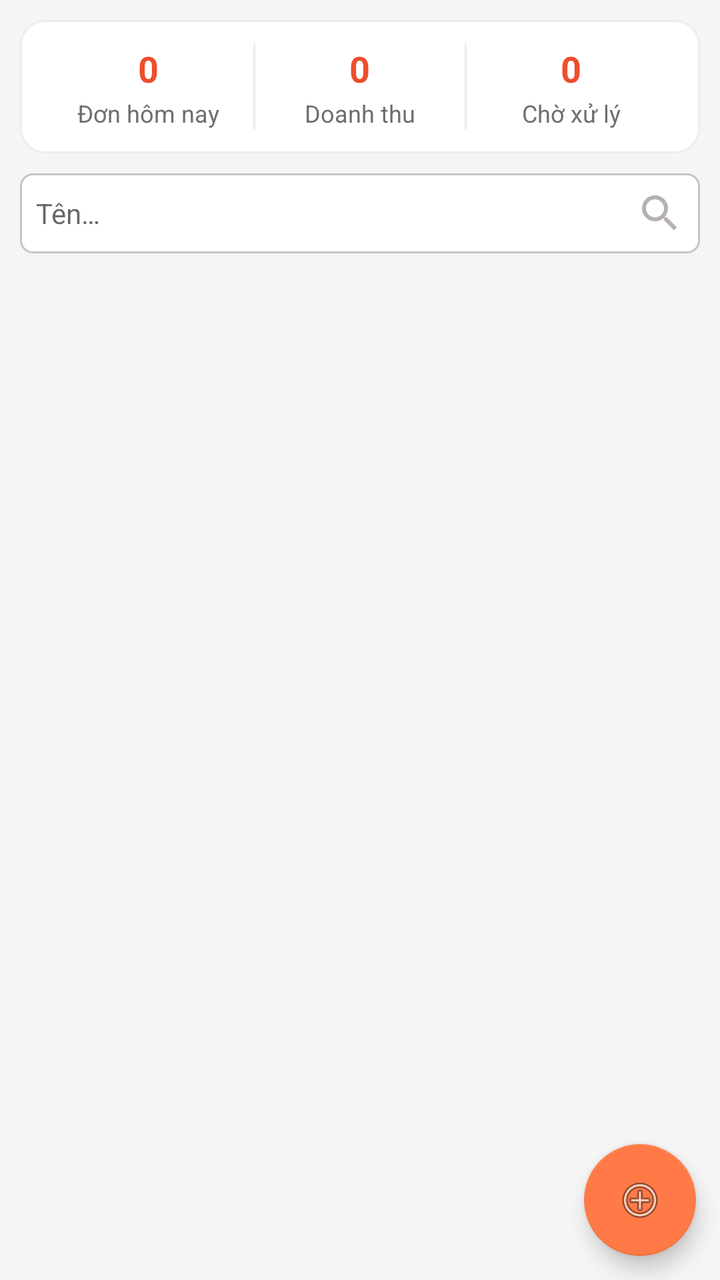
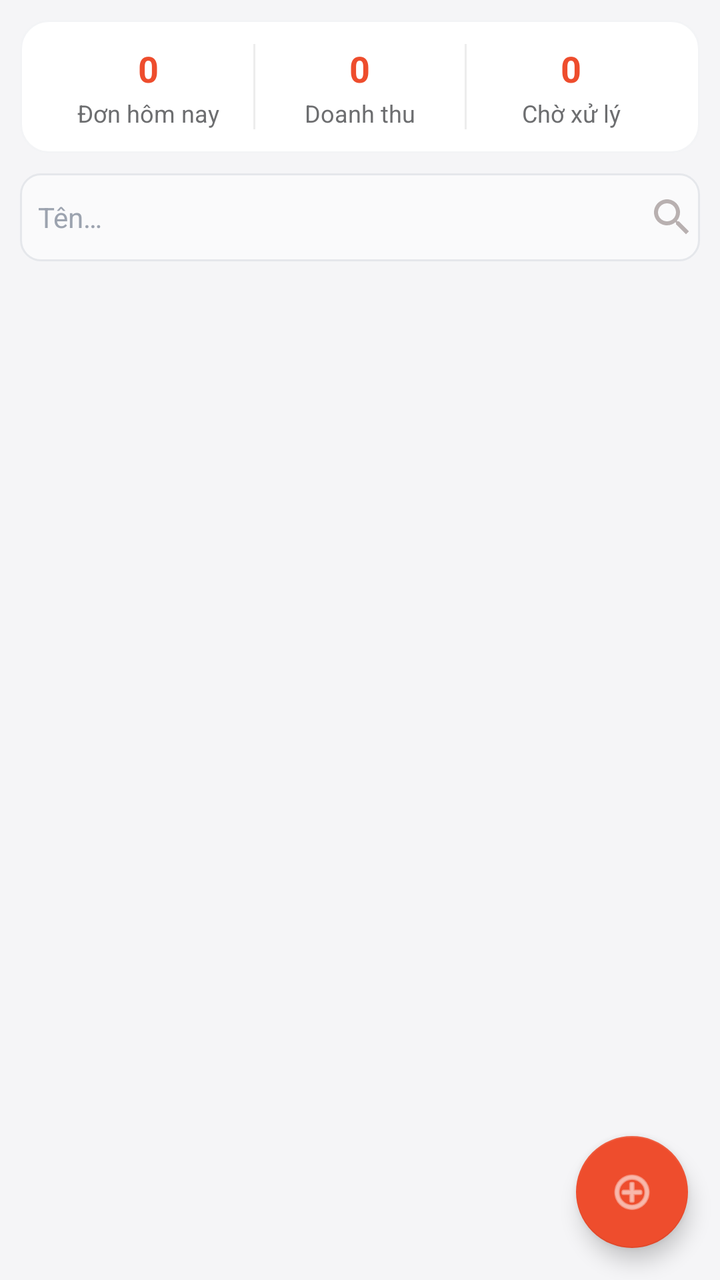

Compare the two renders of this Android layout. The source of the first and the diff that turns it into the second are given below.
<!-- AndroidManifest.xml: application theme AppTheme -->
<!-- res/layout/fragment_admin_home.xml -->
<?xml version="1.0" encoding="utf-8"?>
<RelativeLayout xmlns:android="http://schemas.android.com/apk/res/android"
    android:layout_width="match_parent"
    android:layout_height="match_parent"
    xmlns:tools="http://schemas.android.com/tools"
    android:background="@color/screenBackground">

    <LinearLayout
        android:id="@+id/layout_metrics"
        android:layout_width="match_parent"
        android:layout_height="wrap_content"
        android:layout_marginStart="@dimen/define_dimen_10"
        android:layout_marginTop="@dimen/define_dimen_10"
        android:layout_marginEnd="@dimen/define_dimen_10"
        android:orientation="horizontal"
        android:padding="@dimen/define_dimen_12"
        android:background="@drawable/bg_card_surface">

        <LinearLayout
            android:layout_width="0dp"
            android:layout_height="wrap_content"
            android:layout_weight="1"
            android:gravity="center"
            android:orientation="vertical">

            <TextView
                android:id="@+id/tv_today_orders"
                android:layout_width="wrap_content"
                android:layout_height="wrap_content"
                android:textColor="@color/brandOrange"
                android:textStyle="bold"
                android:text="0"
                android:textSize="@dimen/text_size_xnormal" />
            <TextView
                android:layout_width="wrap_content"
                android:layout_height="wrap_content"
                android:layout_marginTop="@dimen/define_dimen_2"
                android:text="@string/dashboard_today_orders"
                android:textColor="@color/textColorSecondary"
                android:textSize="@dimen/text_size_xsmall" />
        </LinearLayout>

        <View
            android:layout_width="1dp"
            android:layout_height="match_parent"
            android:background="@color/dividerColor" />

        <LinearLayout
            android:layout_width="0dp"
            android:layout_height="wrap_content"
            android:layout_weight="1"
            android:gravity="center"
            android:orientation="vertical">

            <TextView
                android:id="@+id/tv_today_revenue"
                android:layout_width="wrap_content"
                android:layout_height="wrap_content"
                android:textColor="@color/brandOrange"
                android:textStyle="bold"
                android:text="0"
                android:textSize="@dimen/text_size_xnormal" />
            <TextView
                android:layout_width="wrap_content"
                android:layout_height="wrap_content"
                android:layout_marginTop="@dimen/define_dimen_2"
                android:text="@string/dashboard_today_revenue"
                android:textColor="@color/textColorSecondary"
                android:textSize="@dimen/text_size_xsmall" />
        </LinearLayout>

        <View
            android:layout_width="1dp"
            android:layout_height="match_parent"
            android:background="@color/dividerColor" />

        <LinearLayout
            android:layout_width="0dp"
            android:layout_height="wrap_content"
            android:layout_weight="1"
            android:gravity="center"
            android:orientation="vertical">

            <TextView
                android:id="@+id/tv_pending_orders"
                android:layout_width="wrap_content"
                android:layout_height="wrap_content"
                android:textColor="@color/brandOrange"
                android:textStyle="bold"
                android:text="0"
                android:textSize="@dimen/text_size_xnormal" />
            <TextView
                android:layout_width="wrap_content"
                android:layout_height="wrap_content"
                android:layout_marginTop="@dimen/define_dimen_2"
                android:text="@string/dashboard_pending_orders"
                android:textColor="@color/textColorSecondary"
                android:textSize="@dimen/text_size_xsmall" />
        </LinearLayout>
    </LinearLayout>

    <RelativeLayout
        android:id="@+id/layout_search"
        android:layout_width="match_parent"
        android:layout_height="wrap_content"
        android:layout_below="@+id/layout_metrics"
        android:layout_marginStart="@dimen/define_dimen_10"
        android:layout_marginTop="@dimen/define_dimen_10"
        android:layout_marginEnd="@dimen/define_dimen_10"
        android:background="@drawable/bg_white_corner_6_border_gray"
        android:padding="@dimen/define_dimen_2">

        <EditText
            android:id="@+id/edt_search_name"
            android:layout_width="match_parent"
            android:layout_height="wrap_content"
            android:layout_centerVertical="true"
            android:layout_toStartOf="@+id/img_search"
            android:background="@color/white"
            android:hint="@string/hint_name"
            android:imeOptions="actionSearch"
            android:inputType="text"
            android:padding="@dimen/define_dimen_6"
            android:textColor="@color/textColorPrimary"
            android:textSize="@dimen/text_size_small"
            tools:ignore="Autofill" />

        <ImageView
            android:id="@+id/img_search"
            android:layout_width="wrap_content"
            android:layout_height="wrap_content"
            android:layout_alignParentEnd="true"
            android:layout_centerVertical="true"
            android:padding="@dimen/define_dimen_6"
            android:src="@drawable/ic_search"
            tools:ignore="ContentDescription" />
    </RelativeLayout>

    <androidx.recyclerview.widget.RecyclerView
        android:id="@+id/rcv_food"
        android:layout_width="match_parent"
        android:layout_height="match_parent"
        android:layout_below="@+id/layout_search"
        android:layout_marginStart="@dimen/define_dimen_10"
        android:layout_marginEnd="@dimen/define_dimen_10"
        android:layout_marginBottom="@dimen/define_dimen_10" />

    <com.google.android.material.floatingactionbutton.FloatingActionButton
        android:id="@+id/btn_add_food"
        android:layout_width="wrap_content"
        android:layout_height="wrap_content"
        android:layout_alignParentEnd="true"
        android:layout_alignParentBottom="true"
        android:layout_marginEnd="@dimen/define_dimen_12"
        android:layout_marginBottom="@dimen/define_dimen_12"
        android:src="@android:drawable/ic_menu_add"
        tools:ignore="ContentDescription" />
</RelativeLayout>
<!-- resources referenced by this layout -->
<resources>
  <color name="brandOrange">#EE4D2D</color>
  <color name="dividerColor">#EDEDED</color>
  <color name="screenBackground">#F5F5F5</color>
  <color name="textColorPrimary">#222222</color>
  <color name="textColorSecondary">#6D6E70</color>
  <color name="white">#ffffff</color>
  <dimen name="define_dimen_10">10dp</dimen>
  <dimen name="define_dimen_12">12dp</dimen>
  <dimen name="define_dimen_2">2dp</dimen>
  <dimen name="define_dimen_6">6dp</dimen>
  <dimen name="text_size_small">14sp</dimen>
  <dimen name="text_size_xnormal">18sp</dimen>
  <dimen name="text_size_xsmall">12sp</dimen>
  <!-- drawable bg_card_surface (drawable) -->
  <?xml version="1.0" encoding="utf-8"?>
  <shape xmlns:android="http://schemas.android.com/apk/res/android"
      android:shape="rectangle">
      <solid android:color="@color/surfaceBackground" />
      <corners android:radius="12dp" />
      <stroke android:width="1dp" android:color="@color/dividerColor" />
  </shape>
  <!-- drawable bg_white_corner_6_border_gray (drawable) -->
  <?xml version="1.0" encoding="utf-8"?>
  
  <shape xmlns:android="http://schemas.android.com/apk/res/android">
      <corners android:radius="6dp" />
      <solid android:color="@color/white" />
      <stroke android:width="1dp"
          android:color="@color/black_overlay"/>
  </shape>
  <!-- drawable ic_search (drawable) -->
  <vector android:height="24dp" android:tint="#B8B0B0"
      android:viewportHeight="24" android:viewportWidth="24"
      android:width="24dp" xmlns:android="http://schemas.android.com/apk/res/android">
      <path android:fillColor="@android:color/white" android:pathData="M15.5,14h-0.79l-0.28,-0.27C15.41,12.59 16,11.11 16,9.5 16,5.91 13.09,3 9.5,3S3,5.91 3,9.5 5.91,16 9.5,16c1.61,0 3.09,-0.59 4.23,-1.57l0.27,0.28v0.79l5,4.99L20.49,19l-4.99,-5zM9.5,14C7.01,14 5,11.99 5,9.5S7.01,5 9.5,5 14,7.01 14,9.5 11.99,14 9.5,14z"/>
  </vector>
  <string name="dashboard_pending_orders">Chờ xử lý</string>
  <string name="dashboard_today_orders">Đơn hôm nay</string>
  <string name="dashboard_today_revenue">Doanh thu</string>
  <string name="hint_name">Tên…</string>
  <style name="AppTheme" parent="Theme.AppCompat.Light.NoActionBar">
          <item name="colorPrimary">@color/colorPrimary</item>
          <item name="colorPrimaryDark">@color/colorPrimaryDark</item>
          <item name="colorAccent">@color/colorAccent</item>
          <item name="android:statusBarColor">@color/brandOrangeDark</item>
          <item name="android:windowBackground">@color/screenBackground</item>
          <item name="android:textColor">@color/textColorPrimary</item>
      </style>
  <color name="surfaceBackground">#FFFFFF</color>
  <color name="black_overlay">#667C7474</color>
  <color name="colorPrimary">#EE4D2D</color>
  <color name="colorPrimaryDark">#D73211</color>
  <color name="colorAccent">#FF7A47</color>
  <color name="brandOrangeDark">#D73211</color>
</resources>

<!-- the commit's change to res/layout/fragment_admin_home.xml (unified diff, before → after) -->
@@ -1,8 +1,9 @@
 <?xml version="1.0" encoding="utf-8"?>
 <RelativeLayout xmlns:android="http://schemas.android.com/apk/res/android"
+    xmlns:app="http://schemas.android.com/apk/res-auto"
+    xmlns:tools="http://schemas.android.com/tools"
     android:layout_width="match_parent"
     android:layout_height="match_parent"
-    xmlns:tools="http://schemas.android.com/tools"
     android:background="@color/screenBackground">
 
     <LinearLayout
@@ -107,21 +108,23 @@
         android:layout_marginStart="@dimen/define_dimen_10"
         android:layout_marginTop="@dimen/define_dimen_10"
         android:layout_marginEnd="@dimen/define_dimen_10"
-        android:background="@drawable/bg_white_corner_6_border_gray"
-        android:padding="@dimen/define_dimen_2">
+        android:background="@drawable/bg_input_field"
+        android:paddingStart="@dimen/define_dimen_6"
+        android:paddingEnd="@dimen/define_dimen_6">
 
         <EditText
             android:id="@+id/edt_search_name"
             android:layout_width="match_parent"
-            android:layout_height="wrap_content"
+            android:layout_height="@dimen/define_dimen_44"
             android:layout_centerVertical="true"
             android:layout_toStartOf="@+id/img_search"
-            android:background="@color/white"
+            android:background="@android:color/transparent"
             android:hint="@string/hint_name"
             android:imeOptions="actionSearch"
             android:inputType="text"
-            android:padding="@dimen/define_dimen_6"
-            android:textColor="@color/textColorPrimary"
+            android:paddingStart="@dimen/define_dimen_8"
+            android:textColor="@color/neutral900"
+            android:textColorHint="@color/neutral400"
             android:textSize="@dimen/text_size_small"
             tools:ignore="Autofill" />
 
@@ -151,8 +154,10 @@
         android:layout_height="wrap_content"
         android:layout_alignParentEnd="true"
         android:layout_alignParentBottom="true"
-        android:layout_marginEnd="@dimen/define_dimen_12"
-        android:layout_marginBottom="@dimen/define_dimen_12"
+        android:layout_marginEnd="@dimen/define_dimen_16"
+        android:layout_marginBottom="@dimen/define_dimen_16"
         android:src="@android:drawable/ic_menu_add"
+        app:backgroundTint="@color/brandOrange"
+        app:tint="@color/white"
         tools:ignore="ContentDescription" />
 </RelativeLayout>
<!-- resource entries referenced after the edit -->
@@ -2,14 +2,19 @@
 <resources>
   <color name="brandOrange">#EE4D2D</color>
   <color name="dividerColor">#EDEDED</color>
-  <color name="screenBackground">#F5F5F5</color>
+  <color name="neutral400">#9CA3AF</color>
+  <color name="neutral900">#111827</color>
+  <color name="screenBackground">#F5F5F7</color>
   <color name="textColorPrimary">#222222</color>
   <color name="textColorSecondary">#6D6E70</color>
   <color name="white">#ffffff</color>
   <dimen name="define_dimen_10">10dp</dimen>
   <dimen name="define_dimen_12">12dp</dimen>
+  <dimen name="define_dimen_16">16dp</dimen>
   <dimen name="define_dimen_2">2dp</dimen>
-  <dimen name="define_dimen_6">6dp</dimen>
+  <dimen name="define_dimen_44">44dp</dimen>
+  <dimen name="define_dimen_6">1dp</dimen>
+  <dimen name="define_dimen_8">8dp</dimen>
   <dimen name="text_size_small">14sp</dimen>
   <dimen name="text_size_xnormal">18sp</dimen>
   <dimen name="text_size_xsmall">12sp</dimen>
@@ -18,17 +23,16 @@
   <shape xmlns:android="http://schemas.android.com/apk/res/android"
       android:shape="rectangle">
       <solid android:color="@color/surfaceBackground" />
-      <corners android:radius="12dp" />
-      <stroke android:width="1dp" android:color="@color/dividerColor" />
+      <corners android:radius="14dp" />
+      <stroke android:width="1dp" android:color="@color/neutral100" />
   </shape>
-  <!-- drawable bg_white_corner_6_border_gray (drawable) -->
+  <!-- drawable bg_input_field (drawable) -->
   <?xml version="1.0" encoding="utf-8"?>
-  
-  <shape xmlns:android="http://schemas.android.com/apk/res/android">
-      <corners android:radius="6dp" />
-      <solid android:color="@color/white" />
-      <stroke android:width="1dp"
-          android:color="@color/black_overlay"/>
+  <shape xmlns:android="http://schemas.android.com/apk/res/android"
+      android:shape="rectangle">
+      <solid android:color="@color/neutral50" />
+      <corners android:radius="10dp" />
+      <stroke android:width="1dp" android:color="@color/neutral200" />
   </shape>
   <!-- drawable ic_search (drawable) -->
   <vector android:height="24dp" android:tint="#B8B0B0"
@@ -49,7 +53,9 @@
           <item name="android:textColor">@color/textColorPrimary</item>
       </style>
   <color name="surfaceBackground">#FFFFFF</color>
-  <color name="black_overlay">#667C7474</color>
+  <color name="neutral100">#F3F4F6</color>
+  <color name="neutral50">#FAFAFB</color>
+  <color name="neutral200">#E5E7EB</color>
   <color name="colorPrimary">#EE4D2D</color>
   <color name="colorPrimaryDark">#D73211</color>
   <color name="colorAccent">#FF7A47</color>
